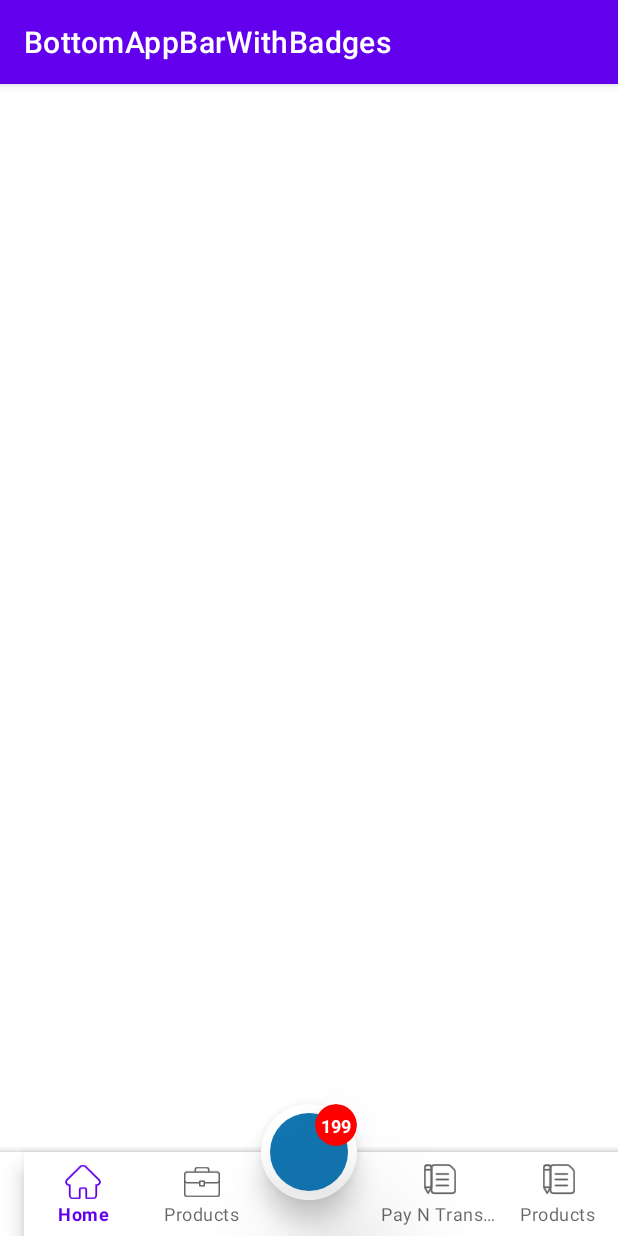
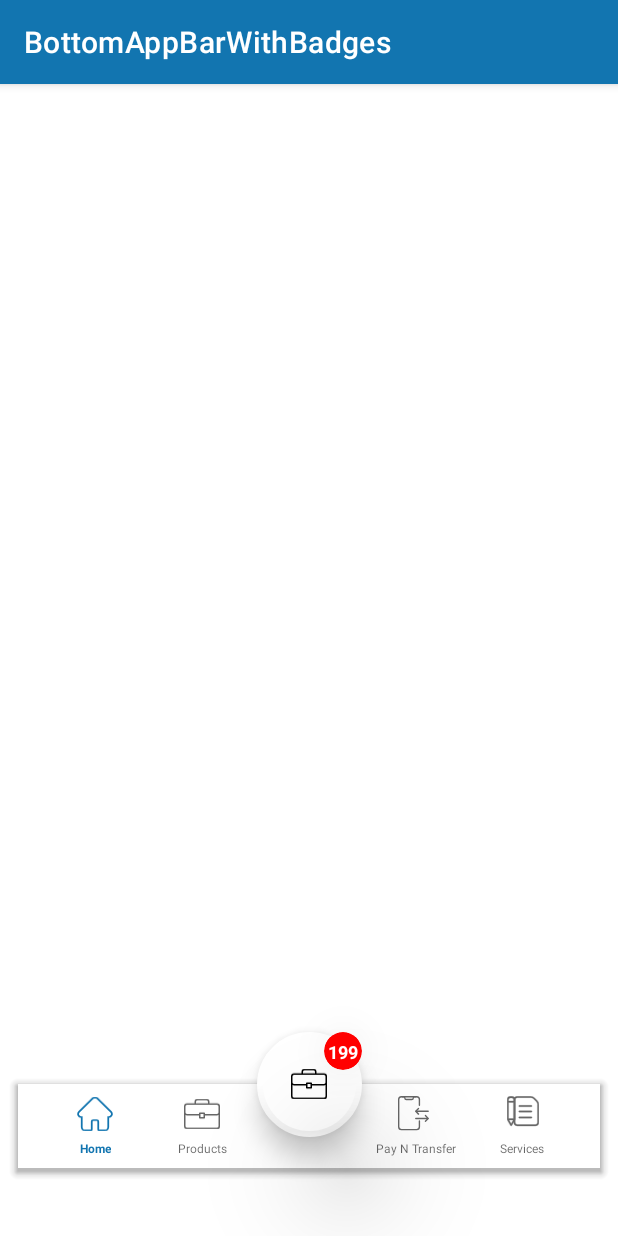
Before and after one commit to AMITAERO7/BottomAppBarWithBadge, an Android app: the screen it shows after launch (MainActivity), on a phone screen of 412 x 824 dp. Run offline under Robolectric (Android 15) with nearby library versions, the phone set to English and light mode, and no system bars.

Commit message:
As per theme color updated

```diff
--- a/app/build.gradle
+++ b/app/build.gradle
@@ -1,6 +1,8 @@
 plugins {
     id 'com.android.application'
     id 'kotlin-android'
+    id 'kotlin-android-extensions'
+
 }
 
 android {
--- a/app/src/main/java/com/hackernight/bottomappbarwithbadges/MainActivity.kt
+++ b/app/src/main/java/com/hackernight/bottomappbarwithbadges/MainActivity.kt
@@ -2,10 +2,18 @@ package com.hackernight.bottomappbarwithbadges
 
 import androidx.appcompat.app.AppCompatActivity
 import android.os.Bundle
+import androidx.core.view.size
+import com.google.android.material.floatingactionbutton.FloatingActionButton
+import kotlinx.android.synthetic.main.activity_main.*
 
 class MainActivity : AppCompatActivity() {
+
     override fun onCreate(savedInstanceState: Bundle?) {
         super.onCreate(savedInstanceState)
         setContentView(R.layout.activity_main)
+
+        bottomNavigationView.background = null
+
     }
+
 }
--- /dev/null
+++ b/app/src/main/res/drawable/ic_pay.xml
@@ -0,0 +1,28 @@
+<vector xmlns:android="http://schemas.android.com/apk/res/android"
+    android:width="15dp"
+    android:height="15dp"
+    android:viewportWidth="22.159"
+    android:viewportHeight="21.412">
+  <path
+      android:pathData="M11.482,20.412h-9.355A2.129,2.129 0,0 1,0 18.286v-16.16A2.129,2.129 0,0 1,2.126 0h9.355a2.129,2.129 0,0 1,2.126 2.126v3.4a0.425,0.425 0,1 1,-0.851 0v-3.4a1.277,1.277 0,0 0,-1.276 -1.276h-9.355a1.277,1.277 0,0 0,-1.276 1.276v16.16a1.277,1.277 0,0 0,1.276 1.276h9.355a1.277,1.277 0,0 0,1.276 -1.276v-3.4a0.425,0.425 0,1 1,0.851 0v3.4a2.129,2.129 0,0 1,-2.126 2.126ZM11.482,20.412"
+      android:fillColor="#2e2e2e"/>
+  <path
+      android:pathData="M8.505,2.552h-3.4a1.277,1.277 0,0 1,-1.276 -1.276,0.426 0.426,0 0,0 -0.425,-0.425h-0.85a0.425,0.425 0,0 1,0 -0.85h0.85a1.277,1.277 0,0 1,1.276 1.276,0.426 0.426,0 0,0 0.425,0.425h3.4a0.426,0.426 0,0 0,0.425 -0.425A1.277,1.277 0,0 1,10.206 0h0.851a0.425,0.425 0,0 1,0 0.85h-0.851a0.426,0.426 0,0 0,-0.425 0.425,1.277 1.277,0 0,1 -1.276,1.276ZM8.505,2.552"
+      android:fillColor="#2e2e2e"/>
+  <path
+      android:pathData="M12.631,11.206a0.427,0.427 0,0 1,-0.3 -0.124l-1.7,-1.7a0.425,0.425 0,0 1,0 -0.6l1.7,-1.7a0.425,0.425 0,0 1,0.6 0.6l-1.4,1.4 1.4,1.4a0.426,0.426 0,0 1,-0.3 0.726ZM12.631,11.206"
+      android:fillColor="#2e2e2e"/>
+  <group>
+    <clip-path
+        android:pathData="M2.159,1.412h20v20h-20z"/>
+    <path
+        android:pathData="M18.585,9.506h-7.442a0.425,0.425 0,0 1,0 -0.851h7.442a0.425,0.425 0,0 1,0 0.851ZM18.585,9.506"
+        android:fillColor="#2e2e2e"/>
+    <path
+        android:pathData="M16.884,15.459a0.425,0.425 0,0 1,-0.3 -0.725l1.4,-1.4 -1.4,-1.4a0.425,0.425 0,0 1,0.6 -0.6l1.7,1.7a0.426,0.426 0,0 1,0 0.6l-1.7,1.7a0.427,0.427 0,0 1,-0.3 0.123ZM16.884,15.459"
+        android:fillColor="#2e2e2e"/>
+  </group>
+  <path
+      android:pathData="M18.372,13.758h-7.442a0.425,0.425 0,0 1,0 -0.851h7.442a0.425,0.425 0,0 1,0 0.851ZM18.372,13.758"
+      android:fillColor="#2e2e2e"/>
+</vector>
--- a/app/src/main/res/drawable/ic_payntransfer.xml
+++ /dev/null
@@ -1,36 +0,0 @@
-<vector xmlns:android="http://schemas.android.com/apk/res/android"
-    android:width="22.53dp"
-    android:height="25.005dp"
-    android:viewportWidth="22.53"
-    android:viewportHeight="25.005">
-  <path
-      android:pathData="M19.836,20.854L7.383,20.854A2.6,2.6 0,0 1,4.789 18.26L4.789,2.694A2.6,2.6 0,0 1,7.383 0.1h9.348a3.659,3.659 0,0 1,2.568 1.064l2.067,2.067a3.613,3.613 0,0 1,1.064 2.569v12.46a2.6,2.6 0,0 1,-2.594 2.594ZM7.384,1.138a1.559,1.559 0,0 0,-1.557 1.557L5.827,18.26a1.559,1.559 0,0 0,1.557 1.557h12.452a1.559,1.559 0,0 0,1.557 -1.557L21.393,5.8a2.581,2.581 0,0 0,-0.76 -1.834l-2.067,-2.067a2.61,2.61 0,0 0,-1.834 -0.761ZM7.384,1.138"
-      android:strokeWidth="0.2"
-      android:fillColor="#444344"
-      android:strokeColor="#fff"/>
-  <path
-      android:pathData="M14.647,25.005"
-      android:strokeWidth="0.2"
-      android:fillColor="#444344"
-      android:strokeColor="#fff"/>
-  <path
-      android:pathData="M17.075,11.245h-8.3a0.519,0.519 0,0 1,0 -1.038h8.3a0.519,0.519 0,0 1,0 1.038ZM17.075,11.245"
-      android:strokeWidth="0.2"
-      android:fillColor="#444344"
-      android:strokeColor="#fff"/>
-  <path
-      android:pathData="M17.075,7.499h-8.3a0.519,0.519 0,1 1,0 -1.038h8.3a0.519,0.519 0,1 1,0 1.038ZM17.075,7.499"
-      android:strokeWidth="0.2"
-      android:fillColor="#444344"
-      android:strokeColor="#fff"/>
-  <path
-      android:pathData="M17.075,15.396h-8.3a0.519,0.519 0,0 1,0 -1.038h8.3a0.519,0.519 0,0 1,0 1.038ZM17.075,15.396"
-      android:strokeWidth="0.2"
-      android:fillColor="#444344"
-      android:strokeColor="#fff"/>
-  <path
-      android:pathData="M2.518,0.229a2.417,2.417 0,0 0,-2.418 2.417v13.555a0.538,0.538 0,0 0,0.07 0.265l2.326,4.109a0.537,0.537 0,0 0,0.935 0l2.326,-4.109a0.538,0.538 0,0 0,0.07 -0.265L5.827,2.647a2.42,2.42 0,0 0,-2.418 -2.418ZM1.175,15.62L1.175,4.527h3.578v11.094ZM1.535,16.694h2.859l-1.429,2.525ZM4.753,2.646v0.806h-3.578v-0.806a1.343,1.343 0,0 1,1.343 -1.343h0.892a1.345,1.345 0,0 1,1.343 1.343ZM4.753,2.646"
-      android:strokeWidth="0.2"
-      android:fillColor="#444344"
-      android:strokeColor="#fff"/>
-</vector>
--- a/app/src/main/res/layout/activity_main.xml
+++ b/app/src/main/res/layout/activity_main.xml
@@ -4,21 +4,27 @@
     xmlns:tools="http://schemas.android.com/tools"
     android:layout_width="match_parent"
     android:layout_height="match_parent"
-    android:elevation="0dp"
-    app:elevation="0dp"
     tools:context=".MainActivity">
 
     <com.google.android.material.bottomappbar.BottomAppBar
         android:id="@+id/bottomAppBar"
         android:layout_width="match_parent"
         android:layout_height="wrap_content"
+        android:layout_marginLeft="12dp"
+        android:layout_marginRight="12dp"
+        android:layout_marginBottom="45dp"
         android:layout_gravity="bottom">
 
         <com.google.android.material.bottomnavigation.BottomNavigationView
+            android:id="@+id/bottomNavigationView"
             android:layout_width="match_parent"
-            android:layout_height="match_parent"
+            android:layout_height="wrap_content"
+            android:layout_marginEnd="16dp"
+            android:background="@android:color/transparent"
             app:labelVisibilityMode="labeled"
-            app:menu="@menu/bottom_nav_menu"/>
+            app:menu="@menu/bottom_nav_menu"
+            app:itemTextAppearanceInactive="@style/navTextInactive"
+            app:itemTextAppearanceActive="@style/navTextActive"/>
 
     </com.google.android.material.bottomappbar.BottomAppBar>
 
@@ -27,7 +33,7 @@
         android:layout_height="wrap_content"
         app:layout_anchor="@id/bottomAppBar"
         app:layout_anchorGravity="center_horizontal"
-        layout="@layout/bell"
+        layout="@layout/counter_badge"
         />
 
 </androidx.coordinatorlayout.widget.CoordinatorLayout>
--- a/app/src/main/res/layout/bell.xml
+++ b/app/src/main/res/layout/counter_badge.xml
@@ -7,20 +7,20 @@
 
     <com.google.android.material.floatingactionbutton.FloatingActionButton
         android:id="@+id/fab"
-        app:borderWidth="6dp"
+        android:src="@drawable/ic_product"
+        app:borderWidth="4dp"
         android:elevation="10dp"
         app:elevation="10dp"
-        app:fabCustomSize="64dp"
-        android:backgroundTint="#1275B0"
         app:backgroundTint="#FFFFFF"
+        app:fabCustomSize="70dp"
         android:layout_width="wrap_content"
         android:layout_height="wrap_content"
         app:layout_constraintStart_toStartOf="parent"
         app:layout_constraintTop_toTopOf="parent"/>
 
     <androidx.cardview.widget.CardView
-        android:layout_width="28dp"
-        android:layout_height="28dp"
+        android:layout_width="25dp"
+        android:layout_height="25dp"
         app:cardBackgroundColor="#FF0000"
         app:cardElevation="50dp"
         app:cardCornerRadius="50dp"
--- a/app/src/main/res/menu/bottom_nav_menu.xml
+++ b/app/src/main/res/menu/bottom_nav_menu.xml
@@ -1,6 +1,5 @@
 <?xml version="1.0" encoding="utf-8"?>
-<menu xmlns:android="http://schemas.android.com/apk/res/android"
-    >
+<menu xmlns:android="http://schemas.android.com/apk/res/android">
 
     <item android:id="@+id/miHome"
         android:title="Home"
@@ -16,10 +15,10 @@
 
     <item android:id="@+id/miPayNTransfer"
         android:title="Pay N Transfer"
-        android:icon="@drawable/ic_payntransfer" />
+        android:icon="@drawable/ic_pay" />
 
     <item android:id="@+id/miServices"
-        android:title="Products"
+        android:title="Services"
         android:icon="@drawable/ic_service" />
 
 </menu>
--- a/app/src/main/res/values-night/themes.xml
+++ /dev/null
@@ -1,16 +0,0 @@
-<resources xmlns:tools="http://schemas.android.com/tools">
-    <!-- Base application theme. -->
-    <style name="Theme.BottomAppBarWithBadges" parent="Theme.MaterialComponents.DayNight.DarkActionBar">
-        <!-- Primary brand color. -->
-        <item name="colorPrimary">@color/purple_200</item>
-        <item name="colorPrimaryVariant">@color/purple_700</item>
-        <item name="colorOnPrimary">@color/black</item>
-        <!-- Secondary brand color. -->
-        <item name="colorSecondary">@color/teal_200</item>
-        <item name="colorSecondaryVariant">@color/teal_200</item>
-        <item name="colorOnSecondary">@color/black</item>
-        <!-- Status bar color. -->
-        <item name="android:statusBarColor" tools:targetApi="l">?attr/colorPrimaryVariant</item>
-        <!-- Customize your theme here. -->
-    </style>
-</resources>
--- a/app/src/main/res/values/themes.xml
+++ b/app/src/main/res/values/themes.xml
@@ -2,15 +2,21 @@
     <!-- Base application theme. -->
     <style name="Theme.BottomAppBarWithBadges" parent="Theme.MaterialComponents.DayNight.DarkActionBar">
         <!-- Primary brand color. -->
-        <item name="colorPrimary">@color/purple_500</item>
-        <item name="colorPrimaryVariant">@color/purple_700</item>
+        <item name="colorPrimary">#1275B0</item>
+        <item name="colorPrimaryVariant">#006EA9</item>
         <item name="colorOnPrimary">@color/white</item>
-        <!-- Secondary brand color. -->
-        <item name="colorSecondary">@color/teal_200</item>
-        <item name="colorSecondaryVariant">@color/teal_700</item>
-        <item name="colorOnSecondary">@color/black</item>
+
         <!-- Status bar color. -->
         <item name="android:statusBarColor" tools:targetApi="l">?attr/colorPrimaryVariant</item>
         <!-- Customize your theme here. -->
     </style>
+
+    <style name="navTextInactive">
+        <item name="android:textSize">8sp</item>
+    </style>
+
+    <style name="navTextActive">
+        <item name="android:textSize">8sp</item>
+    </style>
+
 </resources>
```
